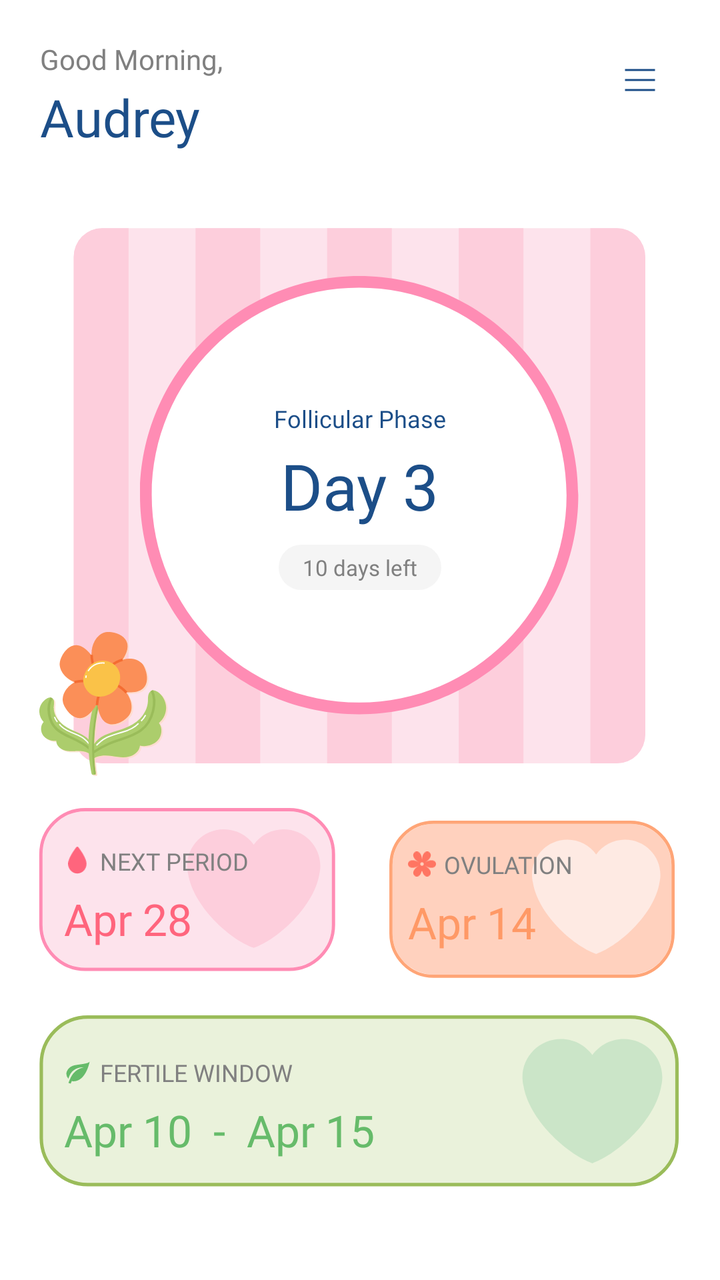
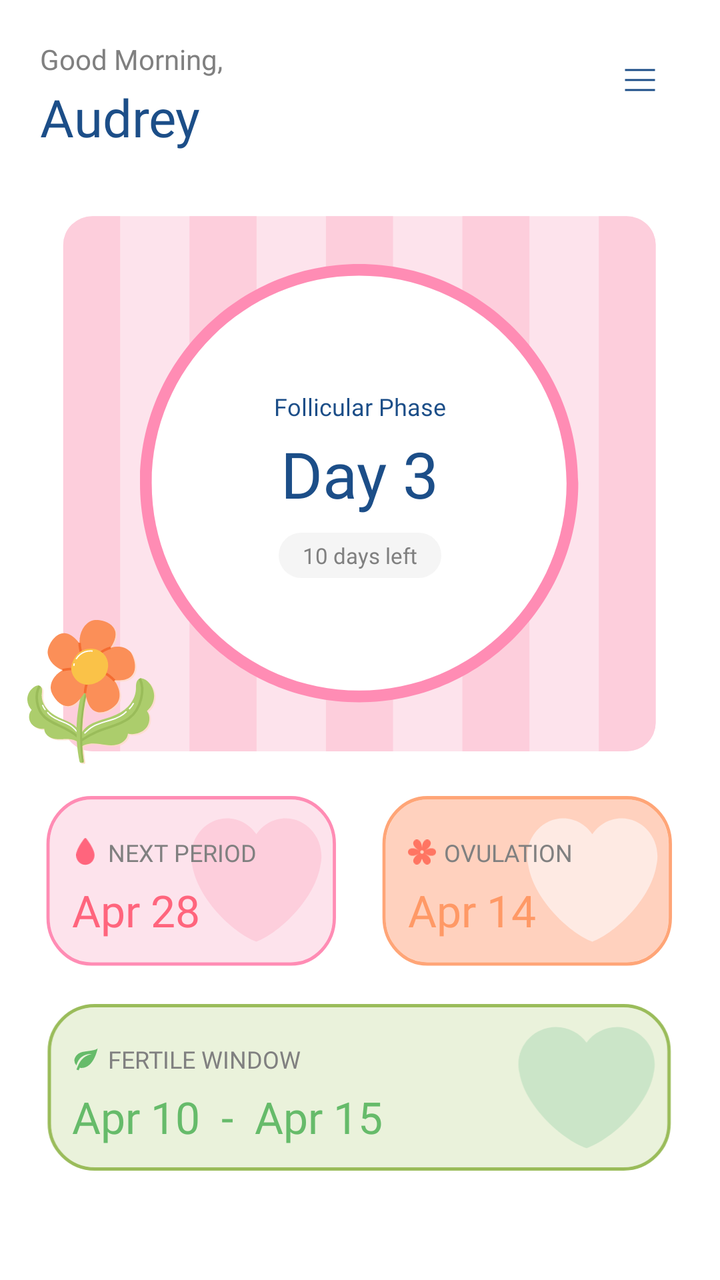

Compare the two renders of this Android layout. The source of the first and the diff that turns it into the second are given below.
<!-- AndroidManifest.xml: application theme Theme.Tsuki -->
<!-- res/layout/fragment_home.xml -->
<?xml version="1.0" encoding="utf-8"?>
<ScrollView xmlns:android="http://schemas.android.com/apk/res/android"
    xmlns:app="http://schemas.android.com/apk/res-auto"
    xmlns:tools="http://schemas.android.com/tools"
    android:layout_width="match_parent"
    android:layout_height="match_parent"
    android:background="@color/white"
    android:fillViewport="true"
    android:scrollbars="none">

    <androidx.constraintlayout.widget.ConstraintLayout
        android:layout_width="match_parent"
        android:layout_height="wrap_content"
        android:paddingBottom="24dp">

        
        <TextView
            android:id="@+id/tvGreeting"
            android:layout_width="wrap_content"
            android:layout_height="wrap_content"
            android:layout_marginStart="20dp"
            android:layout_marginTop="20dp"
            android:fontFamily="@font/lato"
            android:text="Good Morning,"
            android:textColor="@color/gray"
            android:textSize="14sp"
            app:layout_constraintStart_toStartOf="parent"
            app:layout_constraintTop_toTopOf="parent" />

        <LinearLayout
            android:id="@+id/layoutName"
            android:layout_width="wrap_content"
            android:layout_height="wrap_content"
            android:layout_marginStart="20dp"
            android:layout_marginTop="2dp"
            android:gravity="center_vertical"
            android:orientation="horizontal"
            app:layout_constraintStart_toStartOf="parent"
            app:layout_constraintTop_toBottomOf="@+id/tvGreeting">

            <TextView
                android:id="@+id/tvName"
                android:layout_width="wrap_content"
                android:layout_height="wrap_content"
                android:fontFamily="@font/dancing_script_medium"
                android:text="Audrey"
                android:textColor="@color/navy"
                android:textSize="26sp" />

        </LinearLayout>

        <ImageButton
            android:id="@+id/btnMenu"
            android:layout_width="40dp"
            android:layout_height="40dp"
            android:layout_marginEnd="20dp"
            android:layout_marginTop="20dp"
            android:background="@android:color/transparent"
            android:contentDescription="Menu"
            android:src="@drawable/ic_menu"
            app:layout_constraintEnd_toEndOf="parent"
            app:layout_constraintTop_toTopOf="parent" />

        
        <androidx.recyclerview.widget.RecyclerView
            android:id="@+id/rvWeekStrip"
            android:layout_width="0dp"
            android:layout_height="wrap_content"
            android:layout_marginStart="8dp"
            android:layout_marginEnd="8dp"
            android:layout_marginTop="16dp"
            android:clipToPadding="false"
            android:overScrollMode="never"
            app:layout_constraintEnd_toEndOf="parent"
            app:layout_constraintStart_toStartOf="parent"
            app:layout_constraintTop_toBottomOf="@+id/layoutName"
            tools:listitem="@layout/item_day"
            tools:orientation="horizontal"
            tools:itemCount="7" />

        
        <androidx.constraintlayout.widget.ConstraintLayout
            android:id="@+id/cycleCard"
            android:layout_width="0dp"
            android:layout_height="280dp"
            android:layout_marginStart="16dp"
            android:layout_marginEnd="16dp"
            android:layout_marginTop="16dp"
            android:background="@drawable/home_stripe_bg"
            android:clipToOutline="true"
            app:layout_constraintEnd_toEndOf="parent"
            app:layout_constraintStart_toStartOf="parent"
            app:layout_constraintTop_toBottomOf="@+id/rvWeekStrip">

            <ImageView
                android:id="@+id/imgCircle"
                android:layout_width="220dp"
                android:layout_height="220dp"
                android:src="@drawable/home_circle"
                app:layout_constraintBottom_toBottomOf="parent"
                app:layout_constraintEnd_toEndOf="parent"
                app:layout_constraintStart_toStartOf="parent"
                app:layout_constraintTop_toTopOf="parent" />

            <TextView
                android:id="@+id/tvPhase"
                android:layout_width="wrap_content"
                android:layout_height="wrap_content"
                android:fontFamily="@font/lato"
                android:text="Follicular Phase"
                android:textColor="@color/navy"
                android:textSize="12sp"
                app:layout_constraintBottom_toTopOf="@+id/tvDayCount"
                app:layout_constraintEnd_toEndOf="@+id/imgCircle"
                app:layout_constraintStart_toStartOf="@+id/imgCircle"
                app:layout_constraintTop_toTopOf="@+id/imgCircle"
                app:layout_constraintVertical_bias="0.5"
                app:layout_constraintVertical_chainStyle="packed" />

            <TextView
                android:id="@+id/tvDayCount"
                android:layout_width="wrap_content"
                android:layout_height="wrap_content"
                android:layout_marginTop="4dp"
                android:fontFamily="@font/lato_bold"
                android:text="Day 3"
                android:textColor="@color/navy"
                android:textSize="32sp"
                app:layout_constraintBottom_toTopOf="@+id/tvDaysLeft"
                app:layout_constraintEnd_toEndOf="@+id/imgCircle"
                app:layout_constraintStart_toStartOf="@+id/imgCircle"
                app:layout_constraintTop_toBottomOf="@+id/tvPhase" />

            <TextView
                android:id="@+id/tvDaysLeft"
                android:layout_width="wrap_content"
                android:layout_height="wrap_content"
                android:layout_marginTop="8dp"
                android:background="@drawable/bg_days_left_pill"
                android:fontFamily="@font/lato"
                android:paddingStart="12dp"
                android:paddingTop="4dp"
                android:paddingEnd="12dp"
                android:paddingBottom="4dp"
                android:text="10 days left"
                android:textColor="@color/gray"
                android:textSize="11sp"
                app:layout_constraintBottom_toBottomOf="@+id/imgCircle"
                app:layout_constraintEnd_toEndOf="@+id/imgCircle"
                app:layout_constraintStart_toStartOf="@+id/imgCircle"
                app:layout_constraintTop_toBottomOf="@+id/tvDayCount" />

            <ImageView
                android:layout_width="72dp"
                android:layout_height="72dp"
                android:src="@drawable/home_orange_flower"
                app:layout_constraintBottom_toBottomOf="parent"
                app:layout_constraintStart_toStartOf="parent" />

        </androidx.constraintlayout.widget.ConstraintLayout>

        
        <LinearLayout
            android:id="@+id/layoutInfoCards"
            android:layout_width="0dp"
            android:layout_height="wrap_content"
            android:layout_marginStart="16dp"
            android:layout_marginEnd="16dp"
            android:layout_marginTop="16dp"
            android:orientation="horizontal"
            app:layout_constraintEnd_toEndOf="parent"
            app:layout_constraintStart_toStartOf="parent"
            app:layout_constraintTop_toBottomOf="@+id/cycleCard">

            
            <FrameLayout
                android:layout_width="0dp"
                android:layout_height="wrap_content"
                android:layout_marginEnd="8dp"
                android:layout_weight="1">

                <ImageView
                    android:layout_width="match_parent"
                    android:layout_height="wrap_content"
                    android:adjustViewBounds="true"
                    android:src="@drawable/home_pink_frame" />

                <LinearLayout
                    android:layout_width="match_parent"
                    android:layout_height="match_parent"
                    android:orientation="vertical"
                    android:gravity="center_vertical"
                    android:paddingStart="16dp"
                    android:paddingTop="14dp"
                    android:paddingBottom="14dp">

                    <LinearLayout
                        android:layout_width="wrap_content"
                        android:layout_height="wrap_content"
                        android:gravity="center_vertical"
                        android:orientation="horizontal">

                        <ImageView
                            android:layout_width="14dp"
                            android:layout_height="14dp"
                            android:src="@drawable/home_drop" />

                        <TextView
                            android:layout_width="wrap_content"
                            android:layout_height="wrap_content"
                            android:layout_marginStart="4dp"
                            android:fontFamily="@font/lato"
                            android:text="NEXT PERIOD"
                            android:textColor="@color/gray"
                            android:textSize="12sp" />

                    </LinearLayout>

                    <TextView
                        android:id="@+id/tvNextPeriodDate"
                        android:layout_width="wrap_content"
                        android:layout_height="wrap_content"
                        android:layout_marginTop="6dp"
                        android:fontFamily="@font/lato_bold"
                        android:text="Apr 28"
                        android:textColor="#FF657D"
                        android:textSize="22sp" />

                </LinearLayout>

            </FrameLayout>

            
            <FrameLayout
                android:layout_width="0dp"
                android:layout_height="wrap_content"
                android:layout_marginStart="8dp"
                android:layout_weight="1">

                <ImageView
                    android:layout_width="match_parent"
                    android:layout_height="wrap_content"
                    android:adjustViewBounds="true"
                    android:src="@drawable/home_orange_frame" />

                <LinearLayout
                    android:layout_width="match_parent"
                    android:layout_height="match_parent"
                    android:orientation="vertical"
                    android:gravity="center_vertical"
                    android:paddingStart="16dp"
                    android:paddingTop="14dp"
                    android:paddingBottom="14dp">

                    <LinearLayout
                        android:layout_width="wrap_content"
                        android:layout_height="wrap_content"
                        android:gravity="center_vertical"
                        android:orientation="horizontal">

                        <ImageView
                            android:layout_width="14dp"
                            android:layout_height="14dp"
                            android:src="@drawable/home_flower" />

                        <TextView
                            android:layout_width="wrap_content"
                            android:layout_height="wrap_content"
                            android:layout_marginStart="4dp"
                            android:fontFamily="@font/lato"
                            android:text="OVULATION"
                            android:textColor="@color/gray"
                            android:textSize="12sp" />

                    </LinearLayout>

                    <TextView
                        android:id="@+id/tvOvulationDate"
                        android:layout_width="wrap_content"
                        android:layout_height="wrap_content"
                        android:layout_marginTop="6dp"
                        android:fontFamily="@font/lato_bold"
                        android:text="Apr 14"
                        android:textColor="#FF9966"
                        android:textSize="22sp" />

                </LinearLayout>

            </FrameLayout>

        </LinearLayout>

        
        <FrameLayout
            android:id="@+id/fertileCard"
            android:layout_width="0dp"
            android:layout_height="wrap_content"
            android:layout_marginStart="16dp"
            android:layout_marginEnd="16dp"
            android:layout_marginTop="12dp"
            app:layout_constraintEnd_toEndOf="parent"
            app:layout_constraintStart_toStartOf="parent"
            app:layout_constraintTop_toBottomOf="@+id/layoutInfoCards">

            <ImageView
                android:layout_width="match_parent"
                android:layout_height="wrap_content"
                android:adjustViewBounds="true"
                android:src="@drawable/home_green_frame" />

            <LinearLayout
                android:layout_width="match_parent"
                android:layout_height="match_parent"
                android:orientation="vertical"
                android:gravity="center_vertical"
                android:paddingStart="16dp"
                android:paddingTop="14dp"
                android:paddingBottom="14dp">

                <LinearLayout
                    android:layout_width="wrap_content"
                    android:layout_height="wrap_content"
                    android:gravity="center_vertical"
                    android:orientation="horizontal">

                    <ImageView
                        android:layout_width="14dp"
                        android:layout_height="14dp"
                        android:src="@drawable/ic_leaf" />

                    <TextView
                        android:layout_width="wrap_content"
                        android:layout_height="wrap_content"
                        android:layout_marginStart="4dp"
                        android:fontFamily="@font/lato"
                        android:text="FERTILE WINDOW"
                        android:textColor="@color/gray"
                        android:textSize="12sp" />

                </LinearLayout>

                <TextView
                    android:id="@+id/tvFertileDate"
                    android:layout_width="wrap_content"
                    android:layout_height="wrap_content"
                    android:layout_marginTop="6dp"
                    android:fontFamily="@font/lato_bold"
                    android:text="Apr 10  -  Apr 15"
                    android:textColor="#66BB6A"
                    android:textSize="22sp" />

            </LinearLayout>

        </FrameLayout>

    </androidx.constraintlayout.widget.ConstraintLayout>

</ScrollView>
<!-- res/layout/item_day.xml (included above) -->
<?xml version="1.0" encoding="utf-8"?>
<LinearLayout xmlns:android="http://schemas.android.com/apk/res/android"
    android:layout_width="48dp"
    android:layout_height="wrap_content"
    android:gravity="center"
    android:orientation="vertical"
    android:padding="8dp">

    <TextView
        android:id="@+id/tvDayName"
        android:layout_width="wrap_content"
        android:layout_height="wrap_content"
        android:fontFamily="@font/lato"
        android:textColor="@color/gray"
        android:textSize="12sp" />

    <TextView
        android:id="@+id/tvDayNumber"
        android:layout_width="36dp"
        android:layout_height="36dp"
        android:layout_marginTop="4dp"
        android:fontFamily="@font/lato"
        android:gravity="center"
        android:textColor="@color/gray"
        android:textSize="14sp" />

</LinearLayout>
<!-- resources referenced by this layout -->
<resources>
  <color name="gray">#808080</color>
  <color name="navy">#1C4E88</color>
  <color name="white">#FFFFFFFF</color>
  <!-- drawable bg_days_left_pill (drawable) -->
  <?xml version="1.0" encoding="utf-8"?>
  <shape xmlns:android="http://schemas.android.com/apk/res/android"
      android:shape="rectangle">
      <solid android:color="#F5F5F5" />
      <corners android:radius="20dp" />
  </shape>
  <!-- drawable home_drop (drawable) -->
  <vector xmlns:android="http://schemas.android.com/apk/res/android"
      android:width="12dp"
      android:height="17dp"
      android:viewportWidth="12"
      android:viewportHeight="17">
    <path
        android:pathData="M6.145,0.278C6,0.105 5.791,0 5.571,0C5.352,0 5.143,0.105 4.998,0.278C4.794,0.536 0,6.588 0,10.412C0,13.649 2.497,16.286 5.571,16.286C8.646,16.286 11.143,13.649 11.143,10.412C11.143,6.588 6.349,0.536 6.145,0.278Z"
        android:fillColor="#FF657D"/>
  </vector>
  <!-- drawable home_orange_frame (drawable) -->
  <vector xmlns:android="http://schemas.android.com/apk/res/android"
      android:width="168dp"
      android:height="99dp"
      android:viewportWidth="168"
      android:viewportHeight="99">
    <path
        android:pathData="M30.86,8.57L137.14,8.57A22.29,22.29 0,0 1,159.43 30.86L159.43,67.71A22.29,22.29 0,0 1,137.14 90L30.86,90A22.29,22.29 0,0 1,8.57 67.71L8.57,30.86A22.29,22.29 0,0 1,30.86 8.57z"
        android:fillColor="#FFD1BE"/>
    <path
        android:pathData="M30.86,7.71L137.14,7.71A23.14,23.14 0,0 1,160.29 30.86L160.29,67.71A23.14,23.14 0,0 1,137.14 90.86L30.86,90.86A23.14,23.14 0,0 1,7.71 67.71L7.71,30.86A23.14,23.14 0,0 1,30.86 7.71z"
        android:strokeWidth="1.71429"
        android:fillColor="#00000000"
        android:strokeColor="#FFA577"/>
    <path
        android:pathData="M153.43,36.13C153.43,25.65 144.85,17.14 134.28,17.14C127.86,17.14 122.19,20.29 118.71,25.09C115.24,20.29 109.57,17.14 103.15,17.14C92.58,17.14 84,25.65 84,36.13C84,37.62 84.19,39.06 84.52,40.45C87.18,56.83 105.55,74.11 118.71,78.86C131.88,74.11 150.25,56.83 152.91,40.45C153.24,39.06 153.43,37.62 153.43,36.13Z"
        android:fillColor="#FEEAE3"/>
  </vector>
  <!-- drawable ic_leaf (drawable) -->
  <vector xmlns:android="http://schemas.android.com/apk/res/android"
      android:width="16dp"
      android:height="16dp"
      android:viewportWidth="24"
      android:viewportHeight="24">
    <path
        android:pathData="M17,8C8,10 5.9,16.17 3.82,21.34L5.71,22l1,-2.3A4.49,4.49 0,0 0,8 20C19,20 22,3 22,3 21,5 14,5.25 9,6.25S2,11.5 2,13.5a6.22,6.22 0,0 0,1.76 4.24L4,17C7,7 17,8 17,8z"
        android:fillColor="#66BB6A"/>
  </vector>
  <!-- drawable ic_menu (drawable) -->
  <vector xmlns:android="http://schemas.android.com/apk/res/android"
      android:width="20dp"
      android:height="24dp"
      android:viewportWidth="24"
      android:viewportHeight="24">
    <path
        android:pathData="M3,17.5h18v-1H3v1zM3,12.5h18v-1H3v1zM3,6.5v1h18v-1H3z"
        android:fillColor="#1C4E88"/>
  </vector>
  <style name="Theme.Tsuki" parent="Base.Theme.Tsuki">
          
          <item name="colorSecondaryContainer">@android:color/transparent</item>
          <item name="colorOnSecondaryContainer">@color/gray</item>
      </style>
  <style name="Base.Theme.Tsuki" parent="Theme.Material3.DayNight.NoActionBar">
          
          
      </style>
  <!-- unchanged entries left out for length: 6 -->
</resources>

<!-- the commit's change to res/layout/fragment_home.xml (unified diff, before → after) -->
@@ -83,9 +83,9 @@
             android:id="@+id/cycleCard"
             android:layout_width="0dp"
             android:layout_height="280dp"
-            android:layout_marginStart="16dp"
-            android:layout_marginEnd="16dp"
-            android:layout_marginTop="16dp"
+            android:layout_marginStart="10dp"
+            android:layout_marginEnd="10dp"
+            android:layout_marginTop="10dp"
             android:background="@drawable/home_stripe_bg"
             android:clipToOutline="true"
             app:layout_constraintEnd_toEndOf="parent"
@@ -164,8 +164,8 @@
             android:id="@+id/layoutInfoCards"
             android:layout_width="0dp"
             android:layout_height="wrap_content"
-            android:layout_marginStart="16dp"
-            android:layout_marginEnd="16dp"
+            android:layout_marginStart="20dp"
+            android:layout_marginEnd="20dp"
             android:layout_marginTop="16dp"
             android:orientation="horizontal"
             app:layout_constraintEnd_toEndOf="parent"
@@ -173,120 +173,100 @@
             app:layout_constraintTop_toBottomOf="@+id/cycleCard">
 
             
-            <FrameLayout
+            <LinearLayout
                 android:layout_width="0dp"
-                android:layout_height="wrap_content"
+                android:layout_height="match_parent"
                 android:layout_marginEnd="8dp"
-                android:layout_weight="1">
-
-                <ImageView
-                    android:layout_width="match_parent"
-                    android:layout_height="wrap_content"
-                    android:adjustViewBounds="true"
-                    android:src="@drawable/home_pink_frame" />
+                android:layout_weight="1"
+                android:background="@drawable/home_pink_frame"
+                android:gravity="center_vertical"
+                android:orientation="vertical"
+                android:paddingStart="16dp"
+                android:paddingTop="14dp"
+                android:paddingEnd="16dp"
+                android:paddingBottom="14dp">
 
                 <LinearLayout
-                    android:layout_width="match_parent"
-                    android:layout_height="match_parent"
-                    android:orientation="vertical"
+                    android:layout_width="wrap_content"
+                    android:layout_height="wrap_content"
                     android:gravity="center_vertical"
-                    android:paddingStart="16dp"
-                    android:paddingTop="14dp"
-                    android:paddingBottom="14dp">
-
-                    <LinearLayout
+                    android:orientation="horizontal">
+
+                    <ImageView
+                        android:layout_width="14dp"
+                        android:layout_height="14dp"
+                        android:src="@drawable/home_drop" />
+
+                    <TextView
                         android:layout_width="wrap_content"
                         android:layout_height="wrap_content"
-                        android:gravity="center_vertical"
-                        android:orientation="horizontal">
-
-                        <ImageView
-                            android:layout_width="14dp"
-                            android:layout_height="14dp"
-                            android:src="@drawable/home_drop" />
-
-                        <TextView
-                            android:layout_width="wrap_content"
-                            android:layout_height="wrap_content"
-                            android:layout_marginStart="4dp"
-                            android:fontFamily="@font/lato"
-                            android:text="NEXT PERIOD"
-                            android:textColor="@color/gray"
-                            android:textSize="12sp" />
-
-                    </LinearLayout>
+                        android:layout_marginStart="4dp"
+                        android:fontFamily="@font/lato"
+                        android:text="NEXT PERIOD"
+                        android:textColor="@color/gray"
+                        android:textSize="12sp" />
+
+                </LinearLayout>
+
+                <TextView
+                    android:id="@+id/tvNextPeriodDate"
+                    android:layout_width="wrap_content"
+                    android:layout_height="wrap_content"
+                    android:layout_marginTop="6dp"
+                    android:fontFamily="@font/lato_bold"
+                    android:text="Apr 28"
+                    android:textColor="#FF657D"
+                    android:textSize="22sp" />
+
+            </LinearLayout>
+
+            
+            <LinearLayout
+                android:layout_width="0dp"
+                android:layout_height="match_parent"
+                android:layout_marginStart="8dp"
+                android:layout_weight="1"
+                android:background="@drawable/home_orange_frame"
+                android:gravity="center_vertical"
+                android:orientation="vertical"
+                android:paddingStart="16dp"
+                android:paddingTop="14dp"
+                android:paddingEnd="16dp"
+                android:paddingBottom="14dp">
+
+                <LinearLayout
+                    android:layout_width="wrap_content"
+                    android:layout_height="wrap_content"
+                    android:gravity="center_vertical"
+                    android:orientation="horizontal">
+
+                    <ImageView
+                        android:layout_width="14dp"
+                        android:layout_height="14dp"
+                        android:src="@drawable/home_flower" />
 
                     <TextView
-                        android:id="@+id/tvNextPeriodDate"
                         android:layout_width="wrap_content"
                         android:layout_height="wrap_content"
-                        android:layout_marginTop="6dp"
-                        android:fontFamily="@font/lato_bold"
-                        android:text="Apr 28"
-                        android:textColor="#FF657D"
-                        android:textSize="22sp" />
+                        android:layout_marginStart="4dp"
+                        android:fontFamily="@font/lato"
+                        android:text="OVULATION"
+                        android:textColor="@color/gray"
+                        android:textSize="12sp" />
 
                 </LinearLayout>
 
-            </FrameLayout>
-
-            
-            <FrameLayout
-                android:layout_width="0dp"
-                android:layout_height="wrap_content"
-                android:layout_marginStart="8dp"
-                android:layout_weight="1">
-
-                <ImageView
-                    android:layout_width="match_parent"
-                    android:layout_height="wrap_content"
-                    android:adjustViewBounds="true"
-                    android:src="@drawable/home_orange_frame" />
-
-                <LinearLayout
-                    android:layout_width="match_parent"
-                    android:layout_height="match_parent"
-                    android:orientation="vertical"
-                    android:gravity="center_vertical"
-                    android:paddingStart="16dp"
-                    android:paddingTop="14dp"
-                    android:paddingBottom="14dp">
-
-                    <LinearLayout
-                        android:layout_width="wrap_content"
-                        android:layout_height="wrap_content"
-                        android:gravity="center_vertical"
-                        android:orientation="horizontal">
-
-                        <ImageView
-                            android:layout_width="14dp"
-                            android:layout_height="14dp"
-                            android:src="@drawable/home_flower" />
-
-                        <TextView
-                            android:layout_width="wrap_content"
-                            android:layout_height="wrap_content"
-                            android:layout_marginStart="4dp"
-                            android:fontFamily="@font/lato"
-                            android:text="OVULATION"
-                            android:textColor="@color/gray"
-                            android:textSize="12sp" />
-
-                    </LinearLayout>
-
-                    <TextView
-                        android:id="@+id/tvOvulationDate"
-                        android:layout_width="wrap_content"
-                        android:layout_height="wrap_content"
-                        android:layout_marginTop="6dp"
-                        android:fontFamily="@font/lato_bold"
-                        android:text="Apr 14"
-                        android:textColor="#FF9966"
-                        android:textSize="22sp" />
-
-                </LinearLayout>
-
-            </FrameLayout>
+                <TextView
+                    android:id="@+id/tvOvulationDate"
+                    android:layout_width="wrap_content"
+                    android:layout_height="wrap_content"
+                    android:layout_marginTop="6dp"
+                    android:fontFamily="@font/lato_bold"
+                    android:text="Apr 14"
+                    android:textColor="#FF9966"
+                    android:textSize="22sp" />
+
+            </LinearLayout>
 
         </LinearLayout>
 
@@ -295,8 +275,8 @@
             android:id="@+id/fertileCard"
             android:layout_width="0dp"
             android:layout_height="wrap_content"
-            android:layout_marginStart="16dp"
-            android:layout_marginEnd="16dp"
+            android:layout_marginStart="20dp"
+            android:layout_marginEnd="20dp"
             android:layout_marginTop="12dp"
             app:layout_constraintEnd_toEndOf="parent"
             app:layout_constraintStart_toStartOf="parent"
<!-- resource entries referenced after the edit -->
@@ -22,20 +22,20 @@
   </vector>
   <!-- drawable home_orange_frame (drawable) -->
   <vector xmlns:android="http://schemas.android.com/apk/res/android"
-      android:width="168dp"
-      android:height="99dp"
-      android:viewportWidth="168"
-      android:viewportHeight="99">
+      android:width="162dp"
+      android:height="92dp"
+      android:viewportWidth="162"
+      android:viewportHeight="92">
     <path
-        android:pathData="M30.86,8.57L137.14,8.57A22.29,22.29 0,0 1,159.43 30.86L159.43,67.71A22.29,22.29 0,0 1,137.14 90L30.86,90A22.29,22.29 0,0 1,8.57 67.71L8.57,30.86A22.29,22.29 0,0 1,30.86 8.57z"
+        android:pathData="M27.43,1.71L133.71,1.71A22.29,22.29 0,0 1,156 24L156,60.86A22.29,22.29 0,0 1,133.71 83.14L27.43,83.14A22.29,22.29 0,0 1,5.14 60.86L5.14,24A22.29,22.29 0,0 1,27.43 1.71z"
         android:fillColor="#FFD1BE"/>
     <path
-        android:pathData="M30.86,7.71L137.14,7.71A23.14,23.14 0,0 1,160.29 30.86L160.29,67.71A23.14,23.14 0,0 1,137.14 90.86L30.86,90.86A23.14,23.14 0,0 1,7.71 67.71L7.71,30.86A23.14,23.14 0,0 1,30.86 7.71z"
+        android:pathData="M27.43,0.86L133.71,0.86A23.14,23.14 0,0 1,156.86 24L156.86,60.86A23.14,23.14 0,0 1,133.71 84L27.43,84A23.14,23.14 0,0 1,4.29 60.86L4.29,24A23.14,23.14 0,0 1,27.43 0.86z"
         android:strokeWidth="1.71429"
         android:fillColor="#00000000"
         android:strokeColor="#FFA577"/>
     <path
-        android:pathData="M153.43,36.13C153.43,25.65 144.85,17.14 134.28,17.14C127.86,17.14 122.19,20.29 118.71,25.09C115.24,20.29 109.57,17.14 103.15,17.14C92.58,17.14 84,25.65 84,36.13C84,37.62 84.19,39.06 84.52,40.45C87.18,56.83 105.55,74.11 118.71,78.86C131.88,74.11 150.25,56.83 152.91,40.45C153.24,39.06 153.43,37.62 153.43,36.13Z"
+        android:pathData="M150,30.13C150,19.65 141.43,11.14 130.85,11.14C124.43,11.14 118.76,14.29 115.29,19.09C111.81,14.29 106.14,11.14 99.72,11.14C89.15,11.14 80.57,19.65 80.57,30.13C80.57,31.62 80.76,33.06 81.09,34.45C83.75,50.83 102.12,68.11 115.29,72.86C128.45,68.11 146.82,50.83 149.48,34.45C149.81,33.06 150,31.62 150,30.13Z"
         android:fillColor="#FEEAE3"/>
   </vector>
   <!-- drawable ic_leaf (drawable) -->
